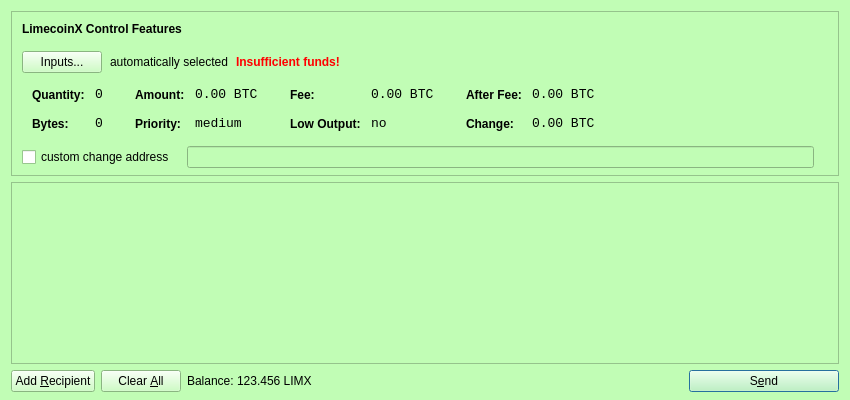
Before: the Qt Designer form src/qt/forms/sendcoinsdialog.ui in IParn/LimecoinX, drawn with Qt 5.
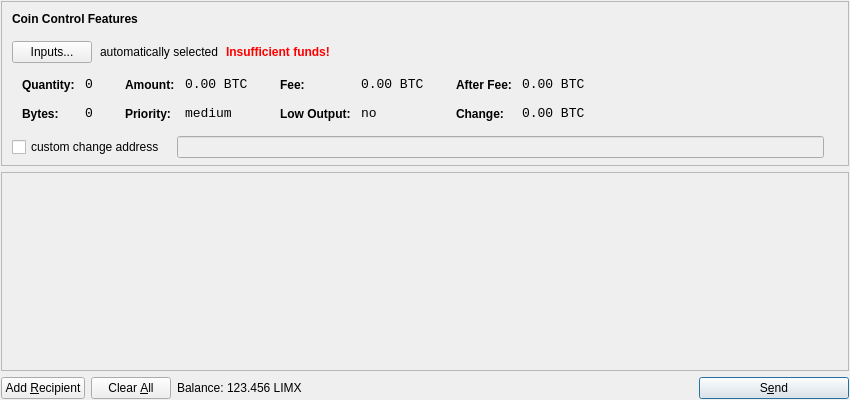
After: the same form once the commit is applied. Icons and pictures are not drawn.

The edit to the form file:
```diff
--- a/src/qt/forms/sendcoinsdialog.ui
+++ b/src/qt/forms/sendcoinsdialog.ui
@@ -10,427 +10,21 @@
     <height>400</height>
    </rect>
   </property>
-  <property name="palette">
-   <palette>
-    <active>
-     <colorrole role="WindowText">
-      <brush brushstyle="SolidPattern">
-       <color alpha="255">
-        <red>0</red>
-        <green>0</green>
-        <blue>0</blue>
-       </color>
-      </brush>
-     </colorrole>
-     <colorrole role="Button">
-      <brush brushstyle="SolidPattern">
-       <color alpha="255">
-        <red>193</red>
-        <green>253</green>
-        <blue>181</blue>
-       </color>
-      </brush>
-     </colorrole>
-     <colorrole role="Light">
-      <brush brushstyle="SolidPattern">
-       <color alpha="255">
-        <red>255</red>
-        <green>255</green>
-        <blue>255</blue>
-       </color>
-      </brush>
-     </colorrole>
-     <colorrole role="Midlight">
-      <brush brushstyle="SolidPattern">
-       <color alpha="255">
-        <red>224</red>
-        <green>254</green>
-        <blue>218</blue>
-       </color>
-      </brush>
-     </colorrole>
-     <colorrole role="Dark">
-      <brush brushstyle="SolidPattern">
-       <color alpha="255">
-        <red>96</red>
-        <green>126</green>
-        <blue>90</blue>
-       </color>
-      </brush>
-     </colorrole>
-     <colorrole role="Mid">
-      <brush brushstyle="SolidPattern">
-       <color alpha="255">
-        <red>129</red>
-        <green>169</green>
-        <blue>121</blue>
-       </color>
-      </brush>
-     </colorrole>
-     <colorrole role="Text">
-      <brush brushstyle="SolidPattern">
-       <color alpha="255">
-        <red>0</red>
-        <green>0</green>
-        <blue>0</blue>
-       </color>
-      </brush>
-     </colorrole>
-     <colorrole role="BrightText">
-      <brush brushstyle="SolidPattern">
-       <color alpha="255">
-        <red>255</red>
-        <green>255</green>
-        <blue>255</blue>
-       </color>
-      </brush>
-     </colorrole>
-     <colorrole role="ButtonText">
-      <brush brushstyle="SolidPattern">
-       <color alpha="255">
-        <red>0</red>
-        <green>0</green>
-        <blue>0</blue>
-       </color>
-      </brush>
-     </colorrole>
-     <colorrole role="Base">
-      <brush brushstyle="SolidPattern">
-       <color alpha="255">
-        <red>255</red>
-        <green>255</green>
-        <blue>255</blue>
-       </color>
-      </brush>
-     </colorrole>
-     <colorrole role="Window">
-      <brush brushstyle="SolidPattern">
-       <color alpha="255">
-        <red>193</red>
-        <green>253</green>
-        <blue>181</blue>
-       </color>
-      </brush>
-     </colorrole>
-     <colorrole role="Shadow">
-      <brush brushstyle="SolidPattern">
-       <color alpha="255">
-        <red>0</red>
-        <green>0</green>
-        <blue>0</blue>
-       </color>
-      </brush>
-     </colorrole>
-     <colorrole role="AlternateBase">
-      <brush brushstyle="SolidPattern">
-       <color alpha="255">
-        <red>224</red>
-        <green>254</green>
-        <blue>218</blue>
-       </color>
-      </brush>
-     </colorrole>
-     <colorrole role="ToolTipBase">
-      <brush brushstyle="SolidPattern">
-       <color alpha="255">
-        <red>255</red>
-        <green>255</green>
-        <blue>220</blue>
-       </color>
-      </brush>
-     </colorrole>
-     <colorrole role="ToolTipText">
-      <brush brushstyle="SolidPattern">
-       <color alpha="255">
-        <red>0</red>
-        <green>0</green>
-        <blue>0</blue>
-       </color>
-      </brush>
-     </colorrole>
-    </active>
-    <inactive>
-     <colorrole role="WindowText">
-      <brush brushstyle="SolidPattern">
-       <color alpha="255">
-        <red>0</red>
-        <green>0</green>
-        <blue>0</blue>
-       </color>
-      </brush>
-     </colorrole>
-     <colorrole role="Button">
-      <brush brushstyle="SolidPattern">
-       <color alpha="255">
-        <red>193</red>
-        <green>253</green>
-        <blue>181</blue>
-       </color>
-      </brush>
-     </colorrole>
-     <colorrole role="Light">
-      <brush brushstyle="SolidPattern">
-       <color alpha="255">
-        <red>255</red>
-        <green>255</green>
-        <blue>255</blue>
-       </color>
-      </brush>
-     </colorrole>
-     <colorrole role="Midlight">
-      <brush brushstyle="SolidPattern">
-       <color alpha="255">
-        <red>224</red>
-        <green>254</green>
-        <blue>218</blue>
-       </color>
-      </brush>
-     </colorrole>
-     <colorrole role="Dark">
-      <brush brushstyle="SolidPattern">
-       <color alpha="255">
-        <red>96</red>
-        <green>126</green>
-        <blue>90</blue>
-       </color>
-      </brush>
-     </colorrole>
-     <colorrole role="Mid">
-      <brush brushstyle="SolidPattern">
-       <color alpha="255">
-        <red>129</red>
-        <green>169</green>
-        <blue>121</blue>
-       </color>
-      </brush>
-     </colorrole>
-     <colorrole role="Text">
-      <brush brushstyle="SolidPattern">
-       <color alpha="255">
-        <red>0</red>
-        <green>0</green>
-        <blue>0</blue>
-       </color>
-      </brush>
-     </colorrole>
-     <colorrole role="BrightText">
-      <brush brushstyle="SolidPattern">
-       <color alpha="255">
-        <red>255</red>
-        <green>255</green>
-        <blue>255</blue>
-       </color>
-      </brush>
-     </colorrole>
-     <colorrole role="ButtonText">
-      <brush brushstyle="SolidPattern">
-       <color alpha="255">
-        <red>0</red>
-        <green>0</green>
-        <blue>0</blue>
-       </color>
-      </brush>
-     </colorrole>
-     <colorrole role="Base">
-      <brush brushstyle="SolidPattern">
-       <color alpha="255">
-        <red>255</red>
-        <green>255</green>
-        <blue>255</blue>
-       </color>
-      </brush>
-     </colorrole>
-     <colorrole role="Window">
-      <brush brushstyle="SolidPattern">
-       <color alpha="255">
-        <red>193</red>
-        <green>253</green>
-        <blue>181</blue>
-       </color>
-      </brush>
-     </colorrole>
-     <colorrole role="Shadow">
-      <brush brushstyle="SolidPattern">
-       <color alpha="255">
-        <red>0</red>
-        <green>0</green>
-        <blue>0</blue>
-       </color>
-      </brush>
-     </colorrole>
-     <colorrole role="AlternateBase">
-      <brush brushstyle="SolidPattern">
-       <color alpha="255">
-        <red>224</red>
-        <green>254</green>
-        <blue>218</blue>
-       </color>
-      </brush>
-     </colorrole>
-     <colorrole role="ToolTipBase">
-      <brush brushstyle="SolidPattern">
-       <color alpha="255">
-        <red>255</red>
-        <green>255</green>
-        <blue>220</blue>
-       </color>
-      </brush>
-     </colorrole>
-     <colorrole role="ToolTipText">
-      <brush brushstyle="SolidPattern">
-       <color alpha="255">
-        <red>0</red>
-        <green>0</green>
-        <blue>0</blue>
-       </color>
-      </brush>
-     </colorrole>
-    </inactive>
-    <disabled>
-     <colorrole role="WindowText">
-      <brush brushstyle="SolidPattern">
-       <color alpha="255">
-        <red>96</red>
-        <green>126</green>
-        <blue>90</blue>
-       </color>
-      </brush>
-     </colorrole>
-     <colorrole role="Button">
-      <brush brushstyle="SolidPattern">
-       <color alpha="255">
-        <red>193</red>
-        <green>253</green>
-        <blue>181</blue>
-       </color>
-      </brush>
-     </colorrole>
-     <colorrole role="Light">
-      <brush brushstyle="SolidPattern">
-       <color alpha="255">
-        <red>255</red>
-        <green>255</green>
-        <blue>255</blue>
-       </color>
-      </brush>
-     </colorrole>
-     <colorrole role="Midlight">
-      <brush brushstyle="SolidPattern">
-       <color alpha="255">
-        <red>224</red>
-        <green>254</green>
-        <blue>218</blue>
-       </color>
-      </brush>
-     </colorrole>
-     <colorrole role="Dark">
-      <brush brushstyle="SolidPattern">
-       <color alpha="255">
-        <red>96</red>
-        <green>126</green>
-        <blue>90</blue>
-       </color>
-      </brush>
-     </colorrole>
-     <colorrole role="Mid">
-      <brush brushstyle="SolidPattern">
-       <color alpha="255">
-        <red>129</red>
-        <green>169</green>
-        <blue>121</blue>
-       </color>
-      </brush>
-     </colorrole>
-     <colorrole role="Text">
-      <brush brushstyle="SolidPattern">
-       <color alpha="255">
-        <red>96</red>
-        <green>126</green>
-        <blue>90</blue>
-       </color>
-      </brush>
-     </colorrole>
-     <colorrole role="BrightText">
-      <brush brushstyle="SolidPattern">
-       <color alpha="255">
-        <red>255</red>
-        <green>255</green>
-        <blue>255</blue>
-       </color>
-      </brush>
-     </colorrole>
-     <colorrole role="ButtonText">
-      <brush brushstyle="SolidPattern">
-       <color alpha="255">
-        <red>96</red>
-        <green>126</green>
-        <blue>90</blue>
-       </color>
-      </brush>
-     </colorrole>
-     <colorrole role="Base">
-      <brush brushstyle="SolidPattern">
-       <color alpha="255">
-        <red>193</red>
-        <green>253</green>
-        <blue>181</blue>
-       </color>
-      </brush>
-     </colorrole>
-     <colorrole role="Window">
-      <brush brushstyle="SolidPattern">
-       <color alpha="255">
-        <red>193</red>
-        <green>253</green>
-        <blue>181</blue>
-       </color>
-      </brush>
-     </colorrole>
-     <colorrole role="Shadow">
-      <brush brushstyle="SolidPattern">
-       <color alpha="255">
-        <red>0</red>
-        <green>0</green>
-        <blue>0</blue>
-       </color>
-      </brush>
-     </colorrole>
-     <colorrole role="AlternateBase">
-      <brush brushstyle="SolidPattern">
-       <color alpha="255">
-        <red>193</red>
-        <green>253</green>
-        <blue>181</blue>
-       </color>
-      </brush>
-     </colorrole>
-     <colorrole role="ToolTipBase">
-      <brush brushstyle="SolidPattern">
-       <color alpha="255">
-        <red>255</red>
-        <green>255</green>
-        <blue>220</blue>
-       </color>
-      </brush>
-     </colorrole>
-     <colorrole role="ToolTipText">
-      <brush brushstyle="SolidPattern">
-       <color alpha="255">
-        <red>0</red>
-        <green>0</green>
-        <blue>0</blue>
-       </color>
-      </brush>
-     </colorrole>
-    </disabled>
-   </palette>
-  </property>
   <property name="windowTitle">
    <string>Send Coins</string>
   </property>
   <layout class="QVBoxLayout" name="verticalLayout" stretch="0,1,0">
+   <property name="leftMargin">
+    <number>1</number>
+   </property>
+   <property name="topMargin">
+    <number>1</number>
+   </property>
+   <property name="rightMargin">
+    <number>1</number>
+   </property>
    <property name="bottomMargin">
-    <number>8</number>
+    <number>1</number>
    </property>
    <item>
     <widget class="QFrame" name="frameCoinControl">
@@ -454,7 +48,7 @@
      </property>
      <layout class="QVBoxLayout" name="verticalLayoutCoinControl2">
       <property name="spacing">
-       <number>6</number>
+       <number>7</number>
       </property>
       <property name="leftMargin">
        <number>0</number>
@@ -502,7 +96,7 @@
              <string notr="true">font-weight:bold;</string>
             </property>
             <property name="text">
-             <string>LimecoinX Control Features</string>
+             <string>Coin Control Features</string>
             </property>
            </widget>
           </item>
@@ -1049,7 +643,7 @@
        <rect>
         <x>0</x>
         <y>0</y>
-        <width>828</width>
+        <width>846</width>
         <height>162</height>
        </rect>
       </property>
```
